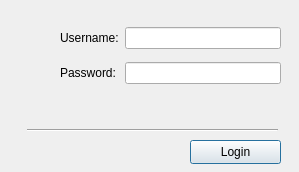
The window that login.ui (javierllorente/qactus) describes before a commit, drawn with Qt 5.
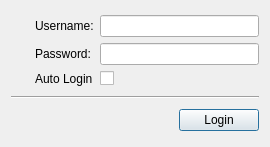
The same window after the commit. Icons and pictures are not drawn.

Commit message: add auto login checkbox to make it optional

What changed in the file:
```diff
--- a/login.ui
+++ b/login.ui
@@ -9,25 +9,22 @@
    <rect>
     <x>0</x>
     <y>0</y>
-    <width>299</width>
-    <height>172</height>
+    <width>270</width>
+    <height>147</height>
    </rect>
   </property>
   <property name="windowTitle">
    <string>Login</string>
   </property>
-  <widget class="QWidget" name="gridLayoutWidget">
-   <property name="geometry">
-    <rect>
-     <x>60</x>
-     <y>20</y>
-     <width>221</width>
-     <height>71</height>
-    </rect>
-   </property>
+  <layout class="QGridLayout" name="gridLayout_Dialog">
+   <item row="0" column="2">
    <layout class="QGridLayout" name="gridLayout">
-    <item row="0" column="1">
-     <widget class="QLineEdit" name="lineEdit_Username"/>
+     <item row="2" column="1">
+      <widget class="QCheckBox" name="checkBox_AutoLogin">
+       <property name="text">
+        <string/>
+       </property>
+      </widget>
     </item>
     <item row="1" column="0">
      <widget class="QLabel" name="label_Password">
@@ -53,43 +50,27 @@
       </property>
      </widget>
     </item>
-   </layout>
-  </widget>
+     <item row="0" column="1">
+      <widget class="QLineEdit" name="lineEdit_Username"/>
+     </item>
+     <item row="2" column="0">
+      <widget class="QLabel" name="label_AutoLogin">
+       <property name="text">
+        <string>Auto Login</string>
+       </property>
+      </widget>
+     </item>
+    </layout>
+   </item>
+   <item row="2" column="2" alignment="Qt::AlignRight">
   <widget class="QPushButton" name="pushButton_Login">
-   <property name="geometry">
-    <rect>
-     <x>190</x>
-     <y>140</y>
-     <width>91</width>
-     <height>24</height>
-    </rect>
-   </property>
    <property name="text">
     <string>Login</string>
    </property>
   </widget>
-  <widget class="Line" name="line">
-   <property name="geometry">
-    <rect>
-     <x>27</x>
-     <y>120</y>
-     <width>251</width>
-     <height>20</height>
-    </rect>
-   </property>
-   <property name="orientation">
-    <enum>Qt::Horizontal</enum>
-   </property>
-  </widget>
+   </item>
+   <item row="0" column="0">
   <widget class="QLabel" name="label">
-   <property name="geometry">
-    <rect>
-     <x>20</x>
-     <y>30</y>
-     <width>31</width>
-     <height>31</height>
-    </rect>
-   </property>
    <property name="text">
     <string/>
    </property>
@@ -97,6 +78,31 @@
     <pixmap resource="application.qrc">:/icons/dialog-password.png</pixmap>
    </property>
   </widget>
+   </item>
+   <item row="0" column="1">
+    <spacer name="horizontalSpacer">
+     <property name="orientation">
+      <enum>Qt::Horizontal</enum>
+     </property>
+     <property name="sizeType">
+      <enum>QSizePolicy::Fixed</enum>
+     </property>
+     <property name="sizeHint" stdset="0">
+      <size>
+       <width>5</width>
+       <height>20</height>
+      </size>
+     </property>
+    </spacer>
+   </item>
+   <item row="1" column="0" colspan="3">
+    <widget class="Line" name="line">
+     <property name="orientation">
+      <enum>Qt::Horizontal</enum>
+     </property>
+    </widget>
+   </item>
+  </layout>
  </widget>
  <resources>
   <include location="application.qrc"/>
```
Lines whose indentation alone changed are shown as unchanged. The commit also changes 3 other files.
